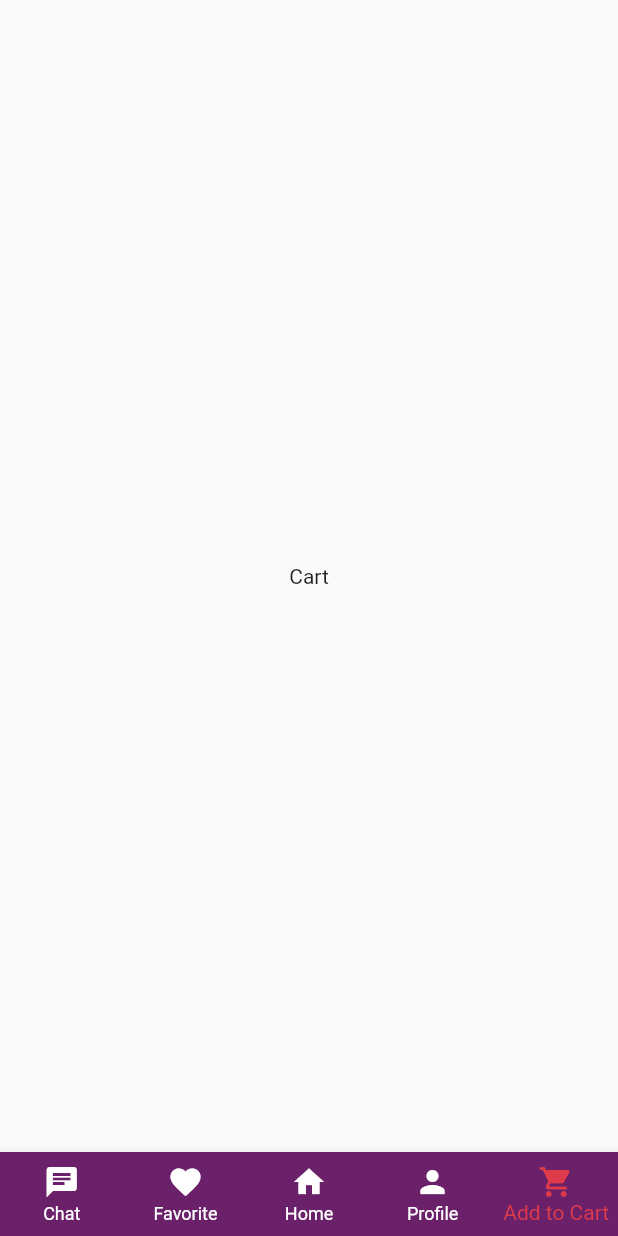
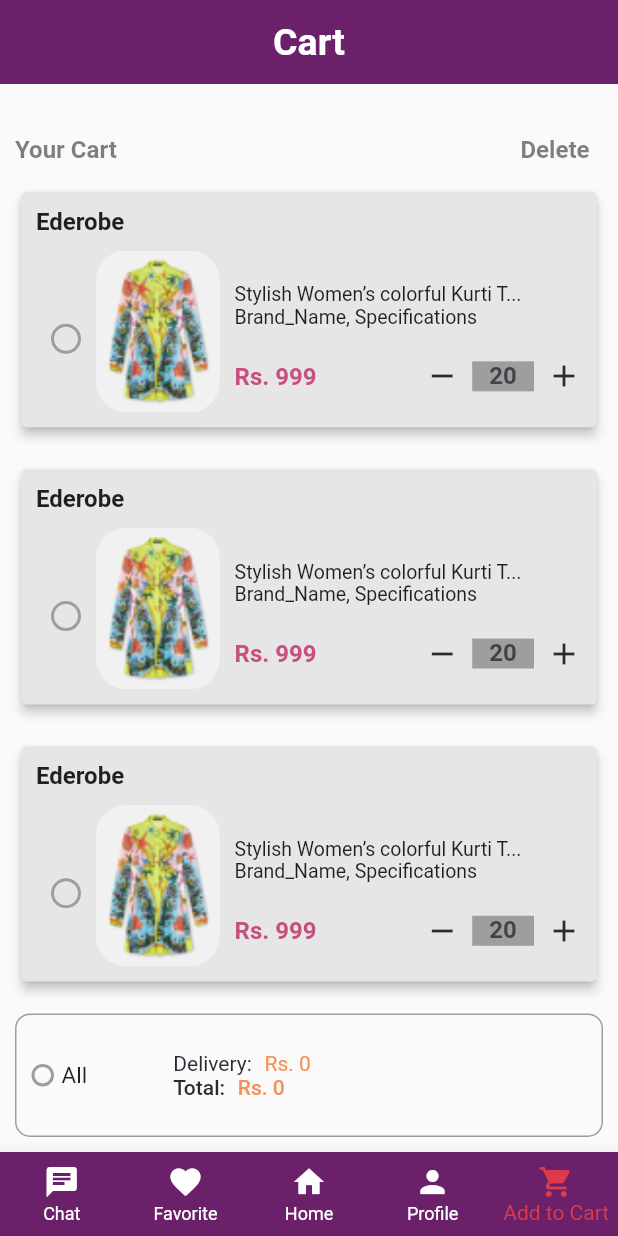
Before and after one commit to hifzakanwal/fyp, a Flutter app: the CustomerBottomNavBar screen opened directly, item 5 of the bottom bar chosen, on a phone screen of 412 x 824 dp. Run offline on Flutter 3.47's test engine with Material 2 defaults, Android fonts, the phone set to English and light mode, and no system bars; our stand-ins replace cloud_firestore, firebase_auth, firebase_core, flutter_riverpod, flutter_svg; accounts and stored records are empty.

Commit message:
Cart screen completed

```diff
--- a/lib/views/customer_home/homepage_categories/tailors/tailors_screen.dart
+++ b/lib/views/customer_home/homepage_categories/tailors/tailors_screen.dart
@@ -1,5 +1,3 @@
-import 'dart:math';
-
 import 'package:ect/Constants/colors.dart';
 import 'package:ect/views/customer_home/homepage_categories/tailors/tailor_card.dart';
 import 'package:flutter/material.dart';
--- a/lib/views/customer_home/nav_home/bottom_nav_bar.dart
+++ b/lib/views/customer_home/nav_home/bottom_nav_bar.dart
@@ -1,6 +1,7 @@
 // ignore_for_file: library_private_types_in_public_api
 
 import 'package:ect/Constants/colors.dart';
+import 'package:ect/views/customer_home/nav_home/customer_cart/customer_cart.dart';
 import 'package:ect/views/customer_home/nav_home/customer_profile/cutomer_profile.dart';
 import 'package:ect/views/customer_home/nav_home/favorites.dart';
 import 'package:ect/views/customer_home/nav_home/customer_home.dart';
@@ -21,7 +22,7 @@ class _CustomerBottomNavBarState extends State<CustomerBottomNavBar> {
     const FavoriteScreen(),
     const CustomerHome(),
     const CustomerProfile(),
-    const Text('Cart'),
+    const CustomerCart(),
   ];
 
   void _onItemTapped(int index) {
--- /dev/null
+++ b/lib/views/customer_home/nav_home/customer_cart/cart_item_card.dart
@@ -0,0 +1,175 @@
+// ignore_for_file: library_private_types_in_public_api
+
+import 'package:flutter/material.dart';
+
+import '../../../../Constants/colors.dart';
+
+class CartItemCard extends StatefulWidget {
+  const CartItemCard({Key? key}) : super(key: key);
+
+  @override
+  _CartItemCardState createState() => _CartItemCardState();
+}
+
+class _CartItemCardState extends State<CartItemCard> {
+  bool isChecked = false;
+
+  @override
+  Widget build(BuildContext context) {
+    final size = MediaQuery.of(context).size;
+    return Container(
+      margin: const EdgeInsets.only(bottom: 20.0),
+      height: size.height * 0.2,
+      width: double.infinity,
+      decoration: BoxDecoration(
+        borderRadius: BorderRadius.circular(20.0),
+      ),
+      child: Card(
+        color: cardColor,
+        elevation: 3.0,
+        child: Padding(
+          padding: const EdgeInsets.only(top: 10.0, left: 10.0),
+          child: Column(
+            crossAxisAlignment: CrossAxisAlignment.start,
+            children: [
+              const Text(
+                "Ederobe",
+                style: TextStyle(
+                  fontSize: 16,
+                  fontWeight: FontWeight.w600,
+                ),
+              ),
+              Expanded(
+                child: Container(
+                  margin:
+                      const EdgeInsets.only(top: 10.0, left: 10.0, right: 10.0),
+                  child: Row(
+                    crossAxisAlignment: CrossAxisAlignment.center,
+                    mainAxisAlignment: MainAxisAlignment.center,
+                    children: [
+                      InkWell(
+                        onTap: () {
+                          setState(() {
+                            isChecked = !isChecked;
+                          });
+                        },
+                        child: Ink(
+                          decoration: BoxDecoration(
+                            shape: BoxShape.circle,
+                            border: Border.all(
+                              color: isChecked ? customPurple : Colors.grey,
+                              width: 2.0,
+                            ),
+                          ),
+                          width: 20.0,
+                          height: 20.0,
+                          child: isChecked
+                              ? const Icon(
+                                  Icons.circle,
+                                  color: customPurple,
+                                  size: 10,
+                                )
+                              : null,
+                        ),
+                      ),
+                      Container(
+                        margin: const EdgeInsets.only(
+                            left: 10.0, right: 10.0, bottom: 10.0),
+                        height: double.infinity,
+                        width: size.width * 0.2,
+                        decoration: BoxDecoration(
+                          borderRadius: BorderRadius.circular(20.0),
+                          image: const DecorationImage(
+                            image: AssetImage("assets/Graphics/cart_image.png"),
+                            fit: BoxFit.cover,
+                          ),
+                        ),
+                      ),
+                      Expanded(
+                        child: Column(
+                          crossAxisAlignment: CrossAxisAlignment.start,
+                          mainAxisAlignment: MainAxisAlignment.center,
+                          children: [
+                            const Text(
+                              "Stylish Women’s colorful Kurti T...",
+                              style: TextStyle(
+                                fontSize: 13,
+                                fontWeight: FontWeight.w400,
+                              ),
+                            ),
+                            const Text(
+                              "Brand_Name, Specifications",
+                              style: TextStyle(
+                                fontSize: 13,
+                                fontWeight: FontWeight.w400,
+                              ),
+                            ),
+                            Padding(
+                              padding: const EdgeInsets.only(top: 20.0),
+                              child: Row(
+                                mainAxisAlignment:
+                                    MainAxisAlignment.spaceBetween,
+                                children: [
+                                  const Text(
+                                    "Rs. 999",
+                                    style: TextStyle(
+                                      fontSize: 16,
+                                      fontWeight: FontWeight.w700,
+                                      color: darkPink,
+                                    ),
+                                  ),
+                                  Row(
+                                    children: [
+                                      InkWell(
+                                        onTap: () {},
+                                        child: const Icon(
+                                          Icons.remove,
+                                          color: customBlack,
+                                        ),
+                                      ),
+                                      const SizedBox(
+                                        width: 8.0,
+                                      ),
+                                      Container(
+                                        color: Colors.grey,
+                                        height: 20,
+                                        width: size.width*0.1,
+                                        child: Text(
+                                          "20",
+                                          textAlign: TextAlign.center,
+                                          style: TextStyle(
+                                            fontSize: 16,
+                                            fontWeight: FontWeight.w700,
+                                            color: customBlack.withOpacity(0.8),
+                                          ),
+                                        ),
+                                      ),
+                                      const SizedBox(
+                                        width: 8.0,
+                                      ),
+                                      InkWell(
+                                        onTap: () {},
+                                        child: const Icon(
+                                          Icons.add,
+                                          color: customBlack,
+                                        ),
+                                      ),
+                                    ],
+                                  ),
+                                ],
+                              ),
+                            )
+                          ],
+                        ),
+                      ),
+                    ],
+                  ),
+                ),
+              ),
+            ],
+          ),
+        ),
+      ),
+    );
+  }
+}
--- /dev/null
+++ b/lib/views/customer_home/nav_home/customer_cart/customer_cart.dart
@@ -0,0 +1,227 @@
+import 'package:ect/views/customer_home/nav_home/customer_cart/cart_item_card.dart';
+import 'package:flutter/material.dart';
+
+import '../../../../Constants/colors.dart';
+
+class CustomerCart extends StatefulWidget {
+  const CustomerCart({Key? key}) : super(key: key);
+
+  @override
+  State<CustomerCart> createState() => _CustomerCartState();
+}
+
+class _CustomerCartState extends State<CustomerCart> {
+  bool isChecked = false;
+  @override
+  Widget build(BuildContext context) {
+    final size = MediaQuery.of(context).size;
+    return Scaffold(
+      appBar: AppBar(
+        backgroundColor: customPurple,
+        centerTitle: true,
+        elevation: 0.0,
+        title: const Text(
+          "Cart",
+          style: TextStyle(
+            fontSize: 25,
+            fontWeight: FontWeight.w700,
+          ),
+        ),
+      ),
+      bottomSheet: Container(
+        padding: const EdgeInsets.only(
+          left: 10.0,
+        ),
+        height: size.height * 0.1,
+        width: double.infinity,
+        margin: const EdgeInsets.symmetric(
+          vertical: 10.0,
+          horizontal: 10.0,
+        ),
+        decoration: BoxDecoration(
+          borderRadius: BorderRadius.circular(10.0),
+          border: Border.all(color: Colors.grey),
+        ),
+        child: Row(
+          children: [
+            InkWell(
+              onTap: () {
+                setState(() {
+                  isChecked = !isChecked;
+                });
+              },
+              child: Ink(
+                decoration: BoxDecoration(
+                  shape: BoxShape.circle,
+                  border: Border.all(
+                    color: isChecked ? customPurple : Colors.grey,
+                    width: 2.0,
+                  ),
+                ),
+                width: 15.0,
+                height: 15.0,
+                child: isChecked
+                    ? const Icon(
+                        Icons.circle,
+                        color: customPurple,
+                        size: 10,
+                      )
+                    : null,
+              ),
+            ),
+            const SizedBox(
+              width: 5.0,
+            ),
+            const Text(
+              "All  ",
+              style: TextStyle(
+                fontSize: 15,
+                fontWeight: FontWeight.w400,
+              ),
+            ),
+            const SizedBox(
+              width: 50.0,
+            ),
+            Column(
+              mainAxisAlignment: MainAxisAlignment.center,
+              crossAxisAlignment: CrossAxisAlignment.start,
+              children: [
+                RichText(
+                  text: const TextSpan(
+                    children: [
+                      TextSpan(
+                        text: 'Delivery: ',
+                        style: TextStyle(
+                          fontSize: 14,
+                          color: customBlack,
+                        ),
+                      ),
+                      WidgetSpan(
+                        child: SizedBox(
+                          width: 5.0,
+                        ),
+                      ),
+                      TextSpan(
+                        text: 'Rs. 0',
+                        style: TextStyle(
+                          fontSize: 14,
+                          color: customOrange,
+                        ),
+                      ),
+                    ],
+                  ),
+                ),
+                RichText(
+                  text: const TextSpan(
+                    children: [
+                      TextSpan(
+                        text: 'Total: ',
+                        style: TextStyle(
+                          fontSize: 14,
+                          color: customBlack,
+                          fontWeight: FontWeight.w500
+                        ),
+                      ),
+                      WidgetSpan(
+                        child: SizedBox(
+                          width: 5.0,
+                        ),
+                      ),
+                      TextSpan(
+                        text: 'Rs. 0',
+                        style: TextStyle(
+                          fontSize: 14,
+                          color: customOrange,
+                          fontWeight: FontWeight.w500
+                        ),
+                      ),
+                    ],
+                  ),
+                ),
+              ],
+            )
+          ],
+        ),
+      ),
+      body: Column(
+        children: [
+          Expanded(
+            child: SingleChildScrollView(
+              child: Column(
+                mainAxisSize: MainAxisSize.min, // Set mainAxisSize to min
+                children: [
+                  Padding(
+                    padding: const EdgeInsets.only(
+                      left: 10.0,
+                      right: 10.0,
+                      top: 20.0,
+                    ),
+                    child: Row(
+                      mainAxisAlignment: MainAxisAlignment.spaceBetween,
+                      children: [
+                        Text(
+                          "Your Cart",
+                          style: TextStyle(
+                            fontSize: 16,
+                            fontWeight: FontWeight.w600,
+                            color: customBlack.withOpacity(0.6),
+                          ),
+                        ),
+                        TextButton(
+                          onPressed: () {},
+                          child: Text(
+                            "Delete",
+                            style: TextStyle(
+                              fontSize: 16,
+                              fontWeight: FontWeight.w600,
+                              color: customBlack.withOpacity(0.6),
+                            ),
+                          ),
+                        )
+                      ],
+                    ),
+                  ),
+                  Padding(
+                    padding: const EdgeInsets.symmetric(
+                      horizontal: 10.0,
+                    ),
+                    child: ListView.builder(
+                      shrinkWrap: true,
+                      physics: const NeverScrollableScrollPhysics(),
+                      itemCount: 12, // Number of cards
+                      itemBuilder: (
+                        BuildContext context,
+                        int index,
+                      ) {
+                        return const CartItemCard();
+                      },
+                    ),
+                  ),
+                  const SizedBox(
+                    height: 50.0,
+                  ),
+                  ElevatedButton(
+                    onPressed: () {},
+                    style: const ButtonStyle(
+                      backgroundColor: MaterialStatePropertyAll(darkPink),
+                    ),
+                    child: const Text(
+                      "CONTINUE SHOPPING",
+                      style: TextStyle(
+                        fontSize: 16,
+                        fontWeight: FontWeight.w800,
+                      ),
+                    ),
+                  ),
+                  const SizedBox(
+                    height: 50.0,
+                  ),
+                ],
+              ),
+            ),
+          ),
+        ],
+      ),
+    );
+  }
+}
--- a/lib/views/customer_home/nav_home/customer_home.dart
+++ b/lib/views/customer_home/nav_home/customer_home.dart
@@ -3,8 +3,6 @@ import "package:ect/views/customer_home/homepage_categories/fabric_collection/fa
 import 'package:ect/views/customer_home/homepage_categories/measurements/measurements.dart';
 import 'package:ect/views/customer_home/homepage_categories/tailors/tailors_screen.dart';
 import "package:flutter/material.dart";
-import "package:flutter_svg/flutter_svg.dart";
-
 import "../homepage_categories/clothes/clothes_screen.dart";
 
 class CustomerHome extends StatelessWidget {
@@ -257,7 +255,9 @@ class CustomerHome extends StatelessWidget {
               ),
             ),
             SliverToBoxAdapter(
-              child: SingleChildScrollView(
+              child: Column(
+                children: [
+                  SingleChildScrollView(
                     scrollDirection: Axis.horizontal,
                     child: Row(
                       children: [
@@ -449,6 +449,9 @@ class CustomerHome extends StatelessWidget {
                       ],
                     ),
                   ),
+
+                ],
+              ),
             ),
           ],
         ),
```
Also changed, not shown: assets/Graphics/cart_image.png (added). Lines whose indentation alone changed are shown as unchanged.
